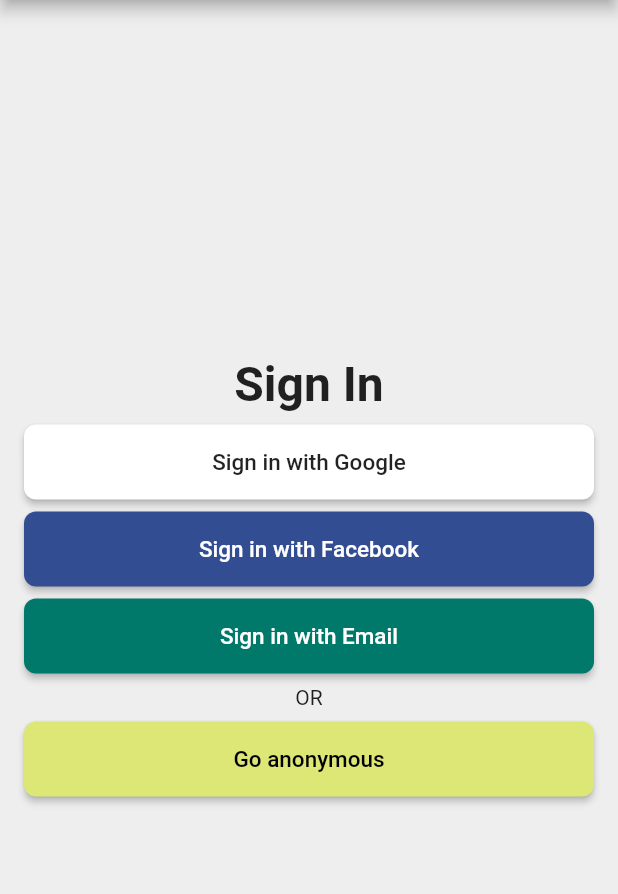
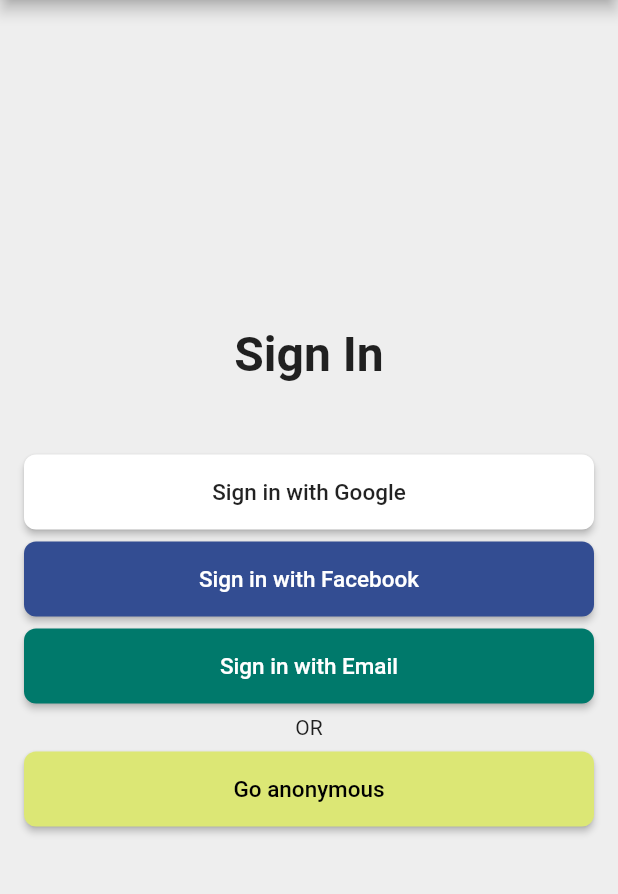
Before and after one commit to zaqturey/time_tracker, a Flutter app: the screen it shows after launch, on a phone screen of 412 x 824 dp, the part 84-978 px from its top. Run offline on Flutter 3.47's test engine with Material 2 defaults, Android fonts, the phone set to English and light mode, and no system bars.

Commit message:
Adding Images: # Created a new 'assets' folder (inside root folder) # Added an 'images' folder under 'assets' that contains images with different resolutions for 'facebook' and 'google' logos. # Updated 'pubspec.yaml' by adding 'assets:' section and providing image location references.

```diff
--- a/lib/screens/app_sign_in/sign_in_screen.dart
+++ b/lib/screens/app_sign_in/sign_in_screen.dart
@@ -30,7 +30,7 @@ class SignInScreen extends StatelessWidget {
               fontWeight: FontWeight.w600,
             ),
           ),
-          SizedBox(height: 8.0),
+          SizedBox(height: 48.0),
           SignInButton(
             text: 'Sign in with Google',
             textColor: Colors.black87,
--- a/pubspec.yaml
+++ b/pubspec.yaml
@@ -44,6 +44,9 @@ flutter:
   # assets:
   #   - images/a_dot_burr.jpeg
   #   - images/a_dot_ham.jpeg
+  assets:
+   - assets/images/facebook-logo.png
+   - assets/images/google-logo.png
 
   # An image asset can refer to one or more resolution-specific "variants", see
   # https://flutter.dev/assets-and-images/#resolution-aware.
```
Also changed, not shown: assets/images/2.0x/facebook-logo.png (added), assets/images/2.0x/google-logo.png (added), assets/images/3.0x/facebook-logo.png (added), assets/images/3.0x/google-logo.png (added), assets/images/facebook-logo.png (added), assets/images/google-logo.png (added).
